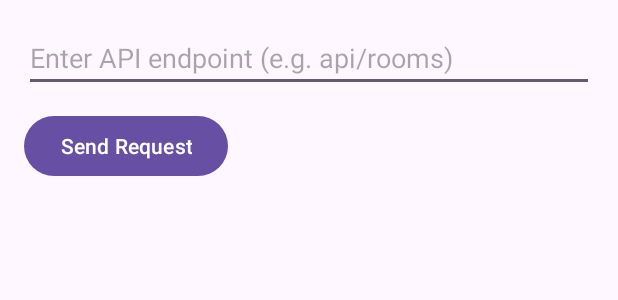
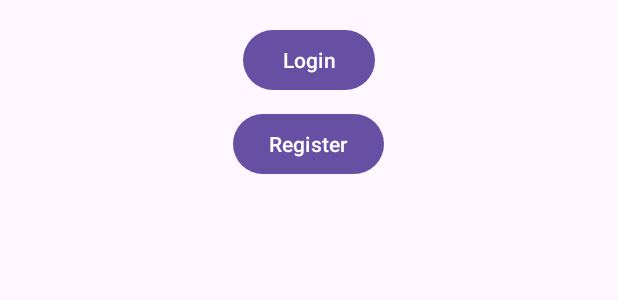
Before and after one commit to Lolrelic12/HotelBookingManagementMobile, an Android app: the layout activity_main.xml on its own in the app's theme, with its tools: preview values and no code run, on a phone screen of 412 x 824 dp. Shown: the top 300 px of the screen. Run offline under Robolectric (Android 15) with nearby library versions, the phone set to English and light mode, and no system bars.

Commit message:
added mainpage and links to various activities

```diff
--- a/app/src/main/res/layout/activity_main.xml
+++ b/app/src/main/res/layout/activity_main.xml
@@ -1,35 +1,97 @@
 <?xml version="1.0" encoding="utf-8"?>
+<androidx.drawerlayout.widget.DrawerLayout xmlns:android="http://schemas.android.com/apk/res/android"
+    android:id="@+id/drawerLayout"
+    android:layout_width="match_parent"
+    android:layout_height="match_parent">
+
+    <!-- Main content -->
     <LinearLayout
-    xmlns:android="http://schemas.android.com/apk/res/android"
+        android:id="@+id/mainContent"
+        android:orientation="vertical"
         android:layout_width="match_parent"
         android:layout_height="match_parent"
-    android:orientation="vertical"
         android:padding="16dp">
 
-    <EditText
-        android:id="@+id/urlInput"
+        <!-- Guest View (Visible when not logged in) -->
+        <LinearLayout
+            android:id="@+id/guestLayout"
+            android:orientation="vertical"
             android:layout_width="match_parent"
             android:layout_height="wrap_content"
-        android:hint="Enter API endpoint (e.g. api/rooms)" />
+            android:gravity="center"
+            android:visibility="visible">
 
             <Button
-        android:id="@+id/sendRequestBtn"
+                android:id="@+id/loginButton"
                 android:layout_width="wrap_content"
                 android:layout_height="wrap_content"
-        android:text="Send Request"
-        android:layout_marginTop="12dp"/>
+                android:text="Login" />
 
-    <ScrollView
+            <Button
+                android:id="@+id/registerButton"
+                android:layout_width="wrap_content"
+                android:layout_height="wrap_content"
+                android:text="Register"
+                android:layout_marginTop="8dp" />
+        </LinearLayout>
+
+        <!-- Authenticated View (Visible when logged in) -->
+        <LinearLayout
+            android:id="@+id/authLayout"
+            android:orientation="vertical"
             android:layout_width="match_parent"
-        android:layout_height="0dp"
-        android:layout_weight="1"
-        android:layout_marginTop="12dp">
+            android:layout_height="match_parent"
+            android:visibility="gone">
 
             <TextView
-            android:id="@+id/resultOutput"
+                android:id="@+id/welcomeText"
+                android:layout_width="wrap_content"
+                android:layout_height="wrap_content"
+                android:text="Welcome!"
+                android:textSize="18sp"
+                android:textStyle="bold"
+                android:layout_marginBottom="16dp" />
+
+            <Button
+                android:id="@+id/viewRoomsButton"
+                android:layout_width="wrap_content"
+                android:layout_height="wrap_content"
+                android:text="View Available Rooms" />
+
+            <!-- Add more buttons as needed -->
+        </LinearLayout>
+    </LinearLayout>
+
+    <!-- Sidebar Menu -->
+    <LinearLayout
+        android:id="@+id/sidebar"
+        android:layout_width="240dp"
+        android:layout_height="match_parent"
+        android:orientation="vertical"
+        android:layout_gravity="start"
+        android:background="#EFEFEF"
+        android:padding="16dp">
+
+        <TextView
+            android:layout_width="wrap_content"
+            android:layout_height="wrap_content"
+            android:text="Menu"
+            android:textSize="20sp"
+            android:textStyle="bold"
+            android:layout_marginBottom="16dp" />
+
+        <Button
+            android:id="@+id/profileButton"
             android:layout_width="match_parent"
             android:layout_height="wrap_content"
-            android:textColor="#000000"
-            android:textIsSelectable="true"/>
-    </ScrollView>
+            android:text="User Profile" />
+
+        <Button
+            android:id="@+id/logoutButton"
+            android:layout_width="match_parent"
+            android:layout_height="wrap_content"
+            android:text="Logout"
+            android:layout_marginTop="8dp" />
     </LinearLayout>
+
+</androidx.drawerlayout.widget.DrawerLayout>
--- a/app/src/main/res/values/strings.xml
+++ b/app/src/main/res/values/strings.xml
@@ -1,3 +1,5 @@
 <resources>
     <string name="app_name">HotelManagement</string>
+    <string name="open">Open</string>
+    <string name="close">Close</string>
 </resources>
```
Also changed, not shown: app/src/main/AndroidManifest.xml (+5 -4 lines), app/src/main/java/com/example/hotelmanagement/LoginActivity.java (+4 -5 lines), app/src/main/java/com/example/hotelmanagement/MainActivity.java (+93 -30 lines), app/src/main/java/com/example/hotelmanagement/extensions/JwtHelper.java (added, +67 -0 lines), app/src/main/res/menu/drawer_menu.xml (added, +10 -0 lines). Lines whose indentation alone changed are shown as unchanged.
